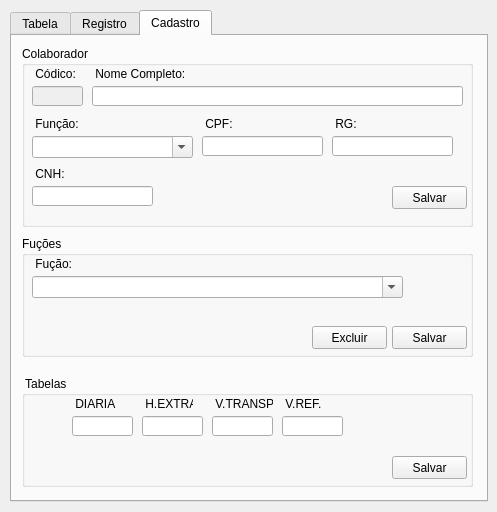
This is frms/frm_principal.ui in luissantananet/Projeto_New_Colaborador as Qt 5 draws it before an edit. The edited form follows.
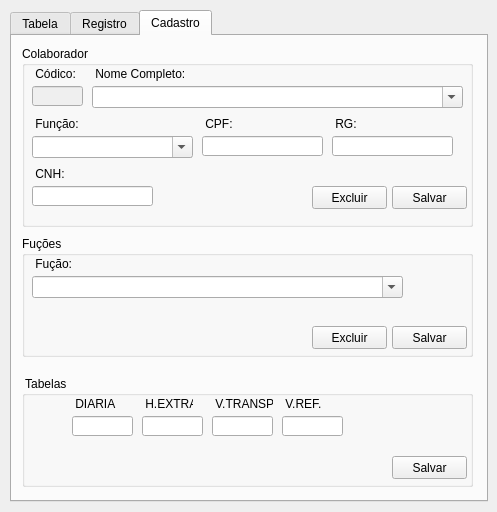
This is the edited form. The open tabs and pages were chosen to show the change.

Diff of the .ui file:
```diff
--- a/frms/frm_principal.ui
+++ b/frms/frm_principal.ui
@@ -936,19 +936,6 @@
         <string/>
        </property>
       </widget>
-      <widget class="QLineEdit" name="edt_nomeCad">
-       <property name="geometry">
-        <rect>
-         <x>70</x>
-         <y>40</y>
-         <width>371</width>
-         <height>20</height>
-        </rect>
-       </property>
-       <property name="inputMethodHints">
-        <set>Qt::ImhPreferUppercase|Qt::ImhUppercaseOnly</set>
-       </property>
-      </widget>
       <widget class="QLabel" name="label_18">
        <property name="geometry">
         <rect>
@@ -1001,6 +988,35 @@
         <string> RG:</string>
        </property>
       </widget>
+      <widget class="QPushButton" name="btn_excluirCad">
+       <property name="geometry">
+        <rect>
+         <x>290</x>
+         <y>140</y>
+         <width>75</width>
+         <height>23</height>
+        </rect>
+       </property>
+       <property name="text">
+        <string>Excluir</string>
+       </property>
+      </widget>
+      <widget class="QComboBox" name="comboBox_nomeCad">
+       <property name="enabled">
+        <bool>true</bool>
+       </property>
+       <property name="geometry">
+        <rect>
+         <x>70</x>
+         <y>40</y>
+         <width>371</width>
+         <height>22</height>
+        </rect>
+       </property>
+       <property name="editable">
+        <bool>true</bool>
+       </property>
+      </widget>
      </widget>
      <widget class="QGroupBox" name="groupBox_12">
       <property name="geometry">
```
Left out of the diff: 11 changed lines with no effect on the pictures.
